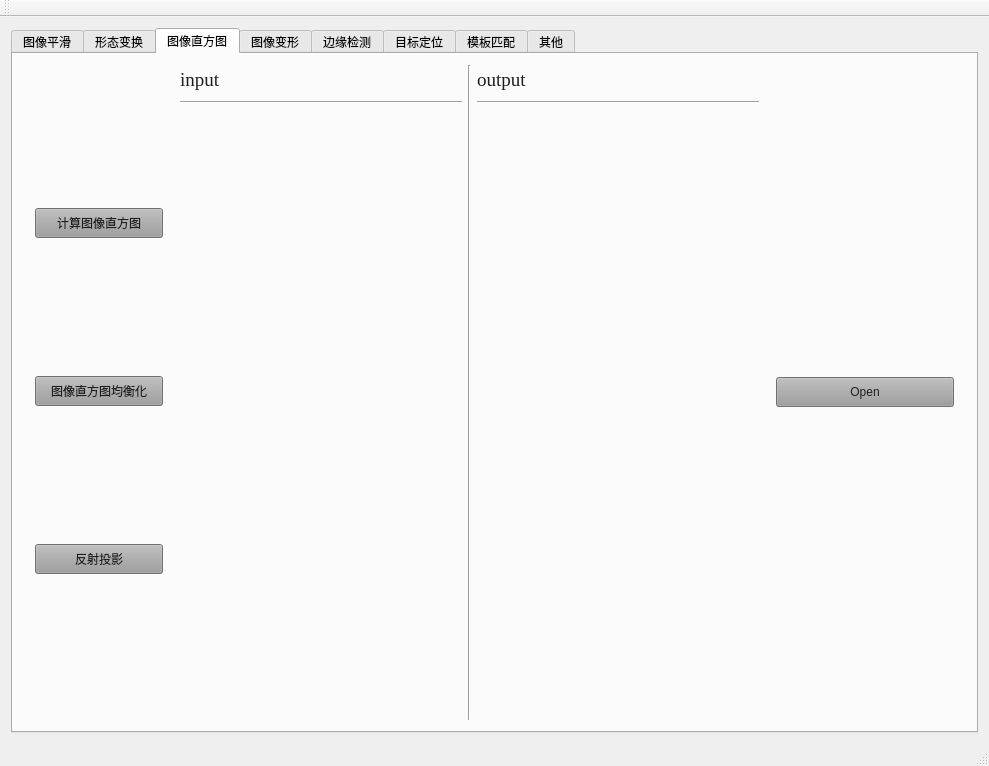
First picture: the form in Hi_Opencv/Hi_Opencv/Hi_Opencv.ui, repository weifenglin/opencv, before the edit.
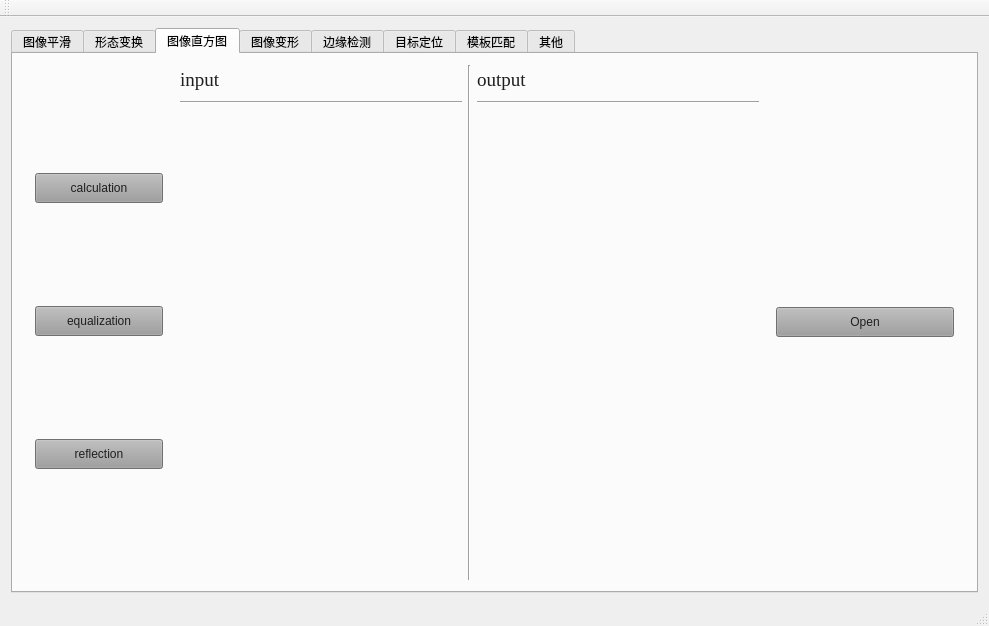
Second picture: the form after the edit. The open tabs and pages were chosen to show the change. Icons and pictures are not drawn.

Commit message: 直方图修改

Patch:
```diff
--- a/Hi_Opencv/Hi_Opencv/Hi_Opencv.ui
+++ b/Hi_Opencv/Hi_Opencv/Hi_Opencv.ui
@@ -7,7 +7,7 @@
     <x>0</x>
     <y>0</y>
     <width>989</width>
-    <height>766</height>
+    <height>626</height>
    </rect>
   </property>
   <property name="windowTitle">
@@ -1334,7 +1334,7 @@
 background-color: rgb(157, 157, 157);</string>
              </property>
              <property name="text">
-              <string>计算图像直方图</string>
+              <string>calculation</string>
              </property>
             </widget>
            </item>
@@ -1352,7 +1352,7 @@
 background-color: rgb(157, 157, 157);</string>
              </property>
              <property name="text">
-              <string>图像直方图均衡化</string>
+              <string>equalization</string>
              </property>
             </widget>
            </item>
@@ -1370,7 +1370,7 @@
 background-color: rgb(157, 157, 157);</string>
              </property>
              <property name="text">
-              <string>反射投影</string>
+              <string>reflection</string>
              </property>
             </widget>
            </item>
```
Left out of the diff: 250 changed lines with no effect on the pictures. The commit also changes 2 other files.
